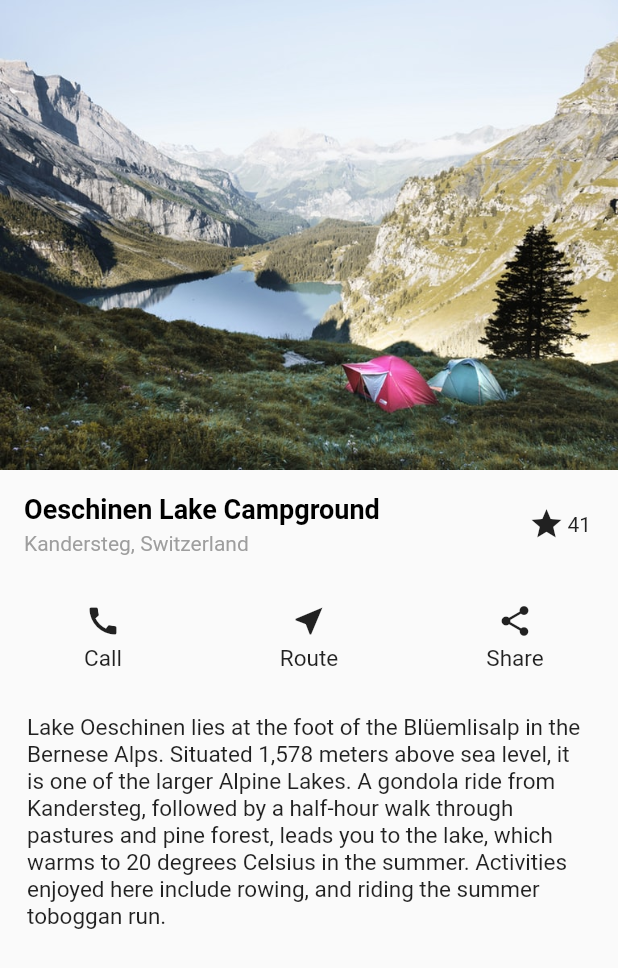
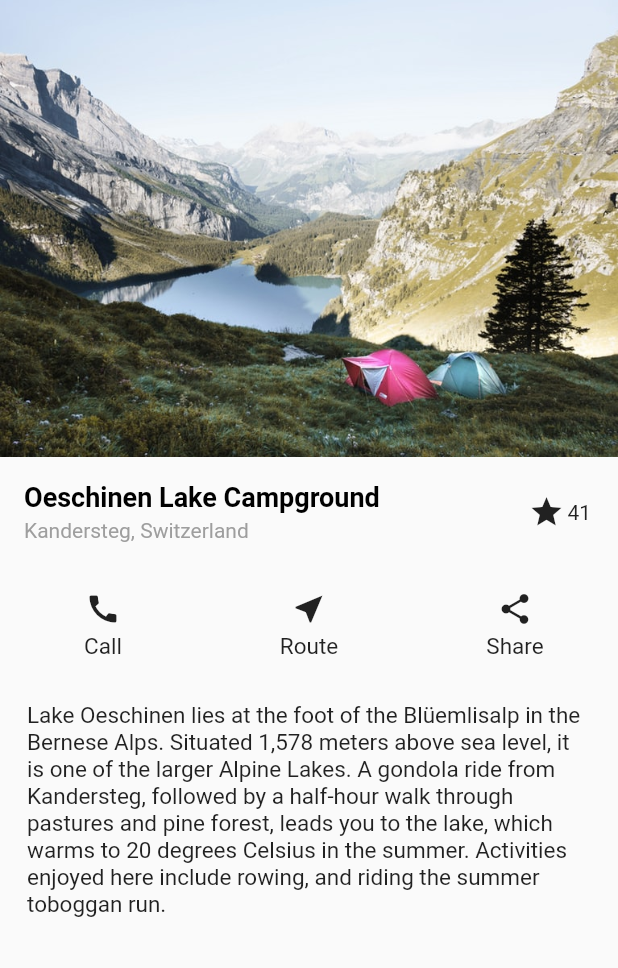
Before and after one commit to a-eid/flutter-tuts., a Flutter app: the screen it shows after launch, on a phone screen of 412 x 824 dp. Shown: the top 968 px of the screen. Run offline on Flutter 3.47's test engine with Material 2 defaults, Android fonts, the phone set to English and light mode, and no system bars.

Commit message:
image edits.

```diff
--- a/lib/tutorial/tutorial.dart
+++ b/lib/tutorial/tutorial.dart
@@ -2,10 +2,10 @@ import 'package:flutter/material.dart';
 import 'package:tuts/assets.dart';
 
 class Example extends StatelessWidget {
-  Widget image(BuildContext context) => Image.asset(
-        images["lake"],
-        fit: BoxFit.cover,
-      );
+  Widget image(BuildContext context) => Image.asset(images["lake"],
+      fit: BoxFit.cover,
+      width: MediaQuery.of(context).size.width,
+      height: MediaQuery.of(context).size.height * 0.37);
 
   final Widget headerText = Column(
     crossAxisAlignment: CrossAxisAlignment.start,
```
